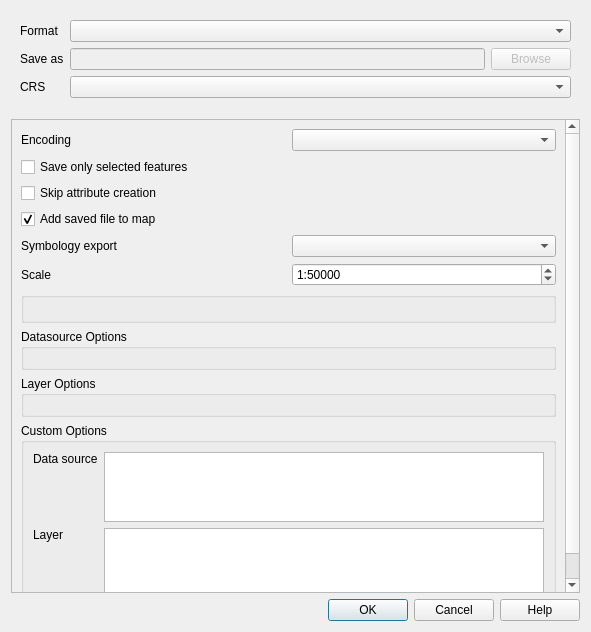
The window that src/ui/qgsvectorlayersaveasdialogbase.ui (qgis/QGIS) describes before a commit, drawn with Qt 5.
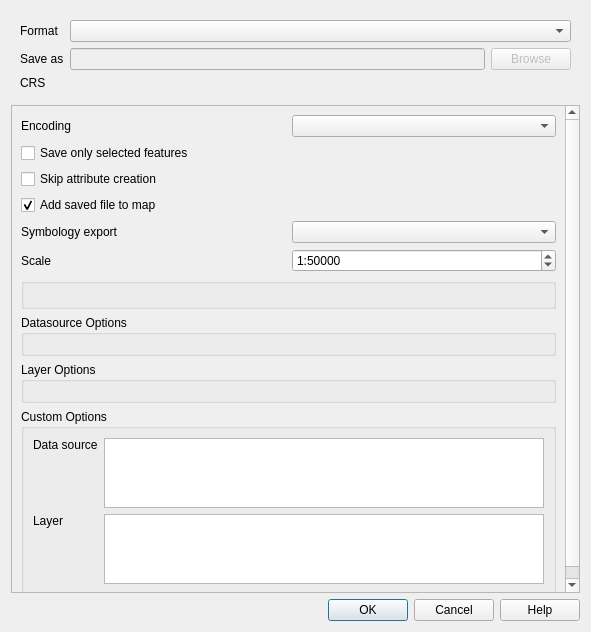
The same window after the commit. Custom widgets are drawn as their Qt base class.

Commit message:
Change projection selection widget to use a combo box
With options for layer CRS, project CRS and default CRS.

The edit to the form file:
```diff
--- a/src/ui/qgsvectorlayersaveasdialogbase.ui
+++ b/src/ui/qgsvectorlayersaveasdialogbase.ui
@@ -23,6 +23,13 @@
    <item>
     <widget class="QWidget" name="widget" native="true">
      <layout class="QGridLayout" name="gridLayout_4">
+      <item row="2" column="0">
+       <widget class="QLabel" name="label_3">
+        <property name="text">
+         <string>CRS</string>
+        </property>
+       </widget>
+      </item>
       <item row="1" column="1">
        <widget class="QLineEdit" name="leFilename">
         <property name="enabled">
@@ -50,26 +57,9 @@
         </property>
        </widget>
       </item>
-      <item row="3" column="0">
-       <widget class="QLabel" name="label_3">
-        <property name="text">
-         <string>CRS</string>
-        </property>
-       </widget>
-      </item>
       <item row="0" column="1" colspan="2">
        <widget class="QComboBox" name="mFormatComboBox"/>
       </item>
-      <item row="3" column="1" colspan="2">
-       <widget class="QComboBox" name="mCRSSelection"/>
-      </item>
-      <item row="4" column="1" colspan="2">
-       <widget class="QgsProjectionSelectionWidget" name="mCrsSelector" native="true">
-        <property name="focusPolicy">
-         <enum>Qt::StrongFocus</enum>
-        </property>
-       </widget>
-      </item>
       <item row="1" column="0">
        <widget class="QLabel" name="label">
         <property name="text">
@@ -80,6 +70,13 @@
         </property>
        </widget>
       </item>
+      <item row="2" column="1" colspan="2">
+       <widget class="QgsProjectionSelectionWidget" name="mCrsSelector" native="true">
+        <property name="focusPolicy">
+         <enum>Qt::StrongFocus</enum>
+        </property>
+       </widget>
+      </item>
      </layout>
     </widget>
    </item>
```
Left out of the diff: 1 changed line with no effect on the pictures. The commit also changes 7 other files.
